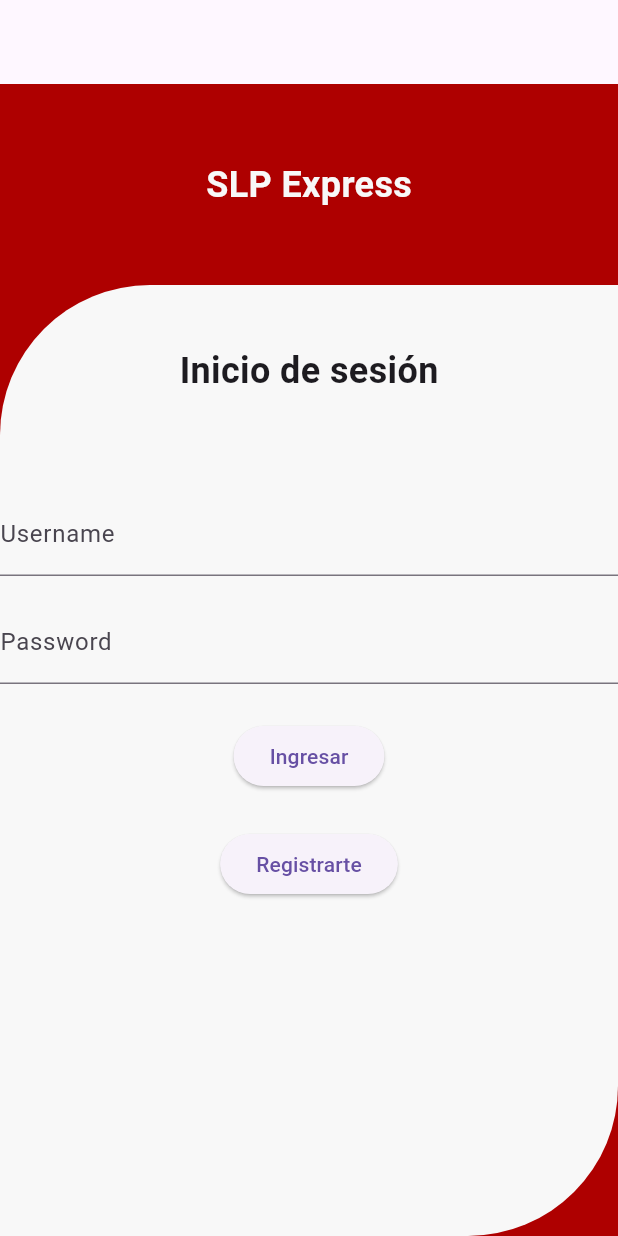
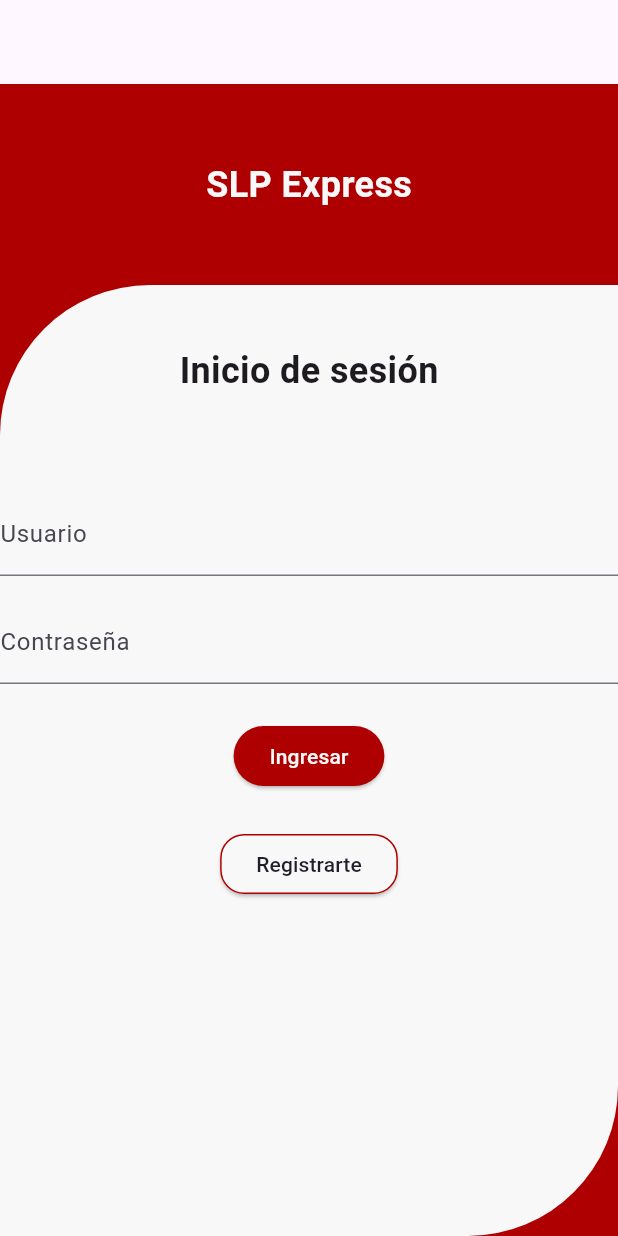
Before and after one commit to DeanHdz/Ecommerce_DesarrolloMovil_Flutter, a Flutter app: the screen it shows after launch, on a phone screen of 412 x 824 dp. Run offline on Flutter 3.47's test engine with Material 3 defaults, Android fonts, the phone set to English and light mode, and no system bars.

Commit message:
Login maquetacion semi-terminado

```diff
--- a/ecommerce/lib/login.dart
+++ b/ecommerce/lib/login.dart
@@ -56,8 +56,8 @@ class _LoginState extends State<Login> {
                       // Usuario
                       TextField(
                         decoration: InputDecoration(
-                          labelText: 'Username',
-                          hintText: 'Enter your username',
+                          labelText: 'Usuario',
+                          hintText: 'Ingresar nombre de usuario',
                         ),
                       ),
 
@@ -67,27 +67,47 @@ class _LoginState extends State<Login> {
                       TextField(
                         obscureText: true,
                         decoration: InputDecoration(
-                          labelText: 'Password',
-                          hintText: 'Enter your password',
+                          labelText: 'Contraseña',
+                          hintText: 'Ingresar contraseña',
                         ),
                       ),
 
                       SizedBox(height: 24.0), // Spacer
-                      // Login Button
+                      // Boton login
                       ElevatedButton(
                         onPressed: () {
-                          // Handle login logic here
+                          // Logica login
                         },
-                        child: Text('Ingresar'),
+                        child: Text(
+                          'Ingresar',
+                          style: TextStyle(
+                              color: Color.fromRGBO(248, 248, 248, 1)),
+                        ),
+                        style: ElevatedButton.styleFrom(
+                            backgroundColor: Color.fromRGBO(174, 0, 0, 1)),
                       ),
 
                       SizedBox(height: 24.0), // Spacer
-                      // Register Button
+                      // Boton registro
                       ElevatedButton(
                         onPressed: () {
-                          // Handle login logic here
+                          // Logica registro
                         },
-                        child: Text('Registrarte'),
+                        child: Text(
+                          'Registrarte',
+                          style:
+                              TextStyle(color: Color.fromRGBO(31, 31, 41, 1)),
+                        ),
+                        style: ElevatedButton.styleFrom(
+                          primary: Color.fromRGBO(248, 248, 248, 1),
+                          shape: RoundedRectangleBorder(
+                            side: BorderSide(
+                              color: Color.fromRGBO(174, 0, 0, 1),
+                              width: 1.0,
+                            ),
+                            borderRadius: BorderRadius.circular(16.0),
+                          ),
+                        ),
                       ),
                     ],
                   ),
```
